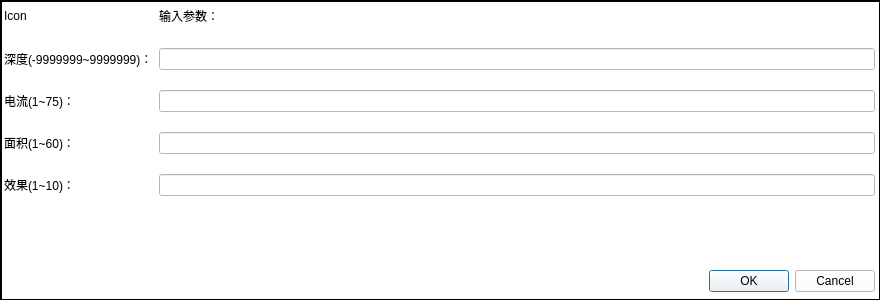
This is autodialog.ui in taiyuankejizhu/SparkZNC as Qt 5 draws it before an edit. The edited form follows.
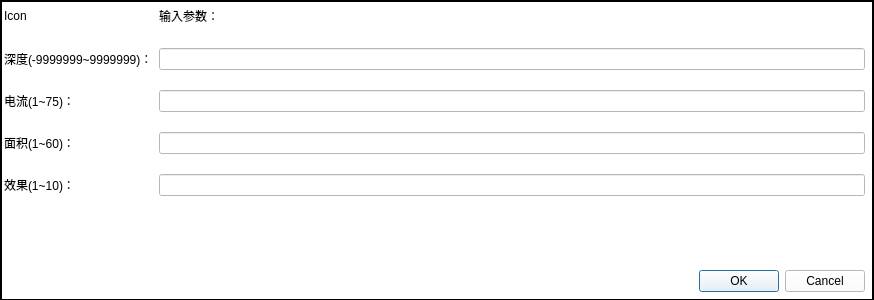
This is the edited form.

Patch:
```diff
--- a/autodialog.ui
+++ b/autodialog.ui
@@ -6,7 +6,7 @@
    <rect>
     <x>0</x>
     <y>0</y>
-    <width>880</width>
+    <width>874</width>
     <height>300</height>
    </rect>
   </property>
@@ -30,7 +30,7 @@
     <rect>
      <x>0</x>
      <y>0</y>
-     <width>881</width>
+     <width>874</width>
      <height>301</height>
     </rect>
    </property>
@@ -475,7 +475,7 @@
      <rect>
       <x>-1</x>
       <y>-1</y>
-      <width>881</width>
+      <width>871</width>
       <height>301</height>
      </rect>
     </property>
```
